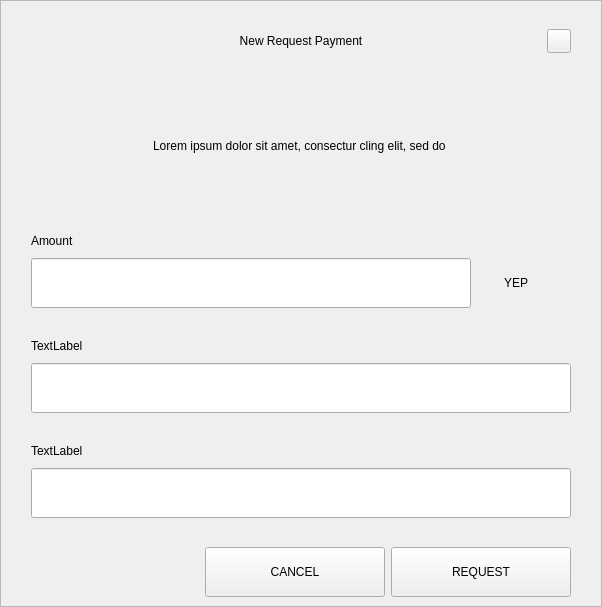
Old version of the form src/qt/yep/forms/requestdialog.ui in the repository YEPCOIN/YEPCOIN.
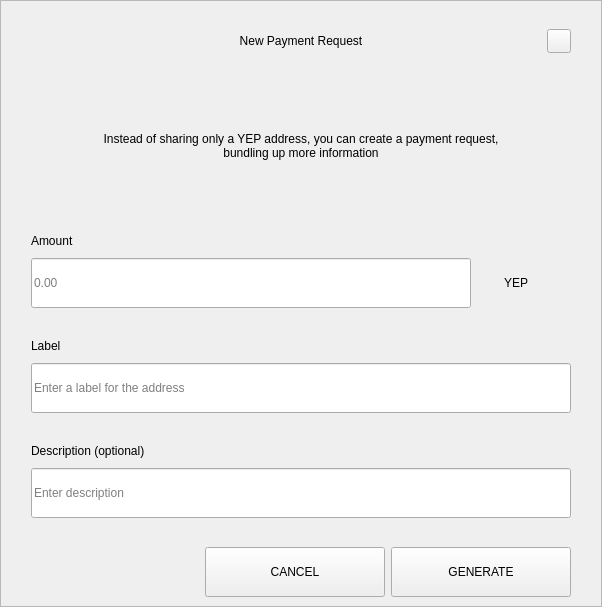
New version of the form.

Diff of the .ui file:
```diff
--- a/src/qt/yep/forms/requestdialog.ui
+++ b/src/qt/yep/forms/requestdialog.ui
@@ -92,7 +92,7 @@
            <string notr="true">padding-left:24px;</string>
           </property>
           <property name="text">
-           <string>New Request Payment</string>
+           <string>New Payment Request</string>
           </property>
           <property name="alignment">
            <set>Qt::AlignCenter</set>
@@ -210,7 +210,7 @@
              </size>
             </property>
             <property name="text">
-             <string>Lorem ipsum dolor sit amet, consectur cling elit, sed do </string>
+             <string>Instead of sharing only a YEP address, you can create a payment request, bundling up more information</string>
             </property>
             <property name="alignment">
              <set>Qt::AlignCenter</set>
@@ -289,6 +289,9 @@
                     <height>50</height>
                    </size>
                   </property>
+                  <property name="placeholderText">
+                   <string notr="true">0.00</string>
+                  </property>
                  </widget>
                 </item>
                 <item>
@@ -376,7 +379,7 @@
                </size>
               </property>
               <property name="text">
-               <string>TextLabel</string>
+               <string>Label</string>
               </property>
              </widget>
             </item>
@@ -394,6 +397,9 @@
                 <height>50</height>
                </size>
               </property>
+              <property name="placeholderText">
+               <string>Enter a label for the address</string>
+              </property>
              </widget>
             </item>
            </layout>
@@ -434,7 +440,7 @@
                </size>
               </property>
               <property name="text">
-               <string>TextLabel</string>
+               <string>Description (optional)</string>
               </property>
              </widget>
             </item>
@@ -452,6 +458,9 @@
                 <height>50</height>
                </size>
               </property>
+              <property name="placeholderText">
+               <string>Enter description</string>
+              </property>
              </widget>
             </item>
             <item>
@@ -672,7 +681,7 @@
             <enum>Qt::NoFocus</enum>
            </property>
            <property name="text">
-            <string>REQUEST</string>
+            <string>GENERATE</string>
            </property>
           </widget>
          </item>
```
